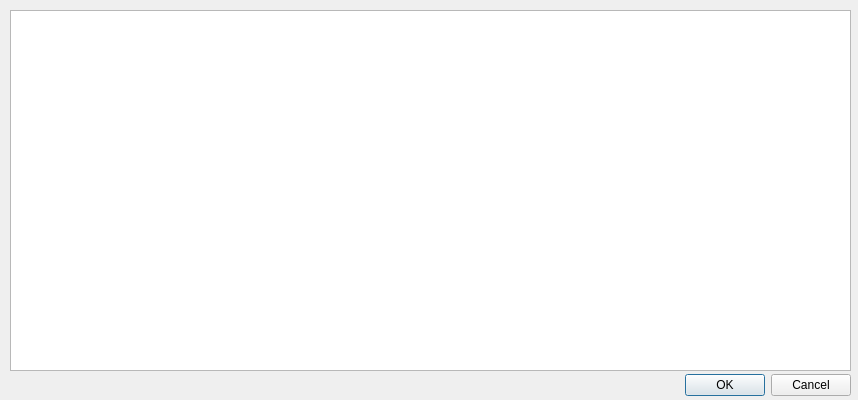
Above: view/table.ui from mrdamos69/SmartCalc_v2.0 before the change. Below: the same form after it.
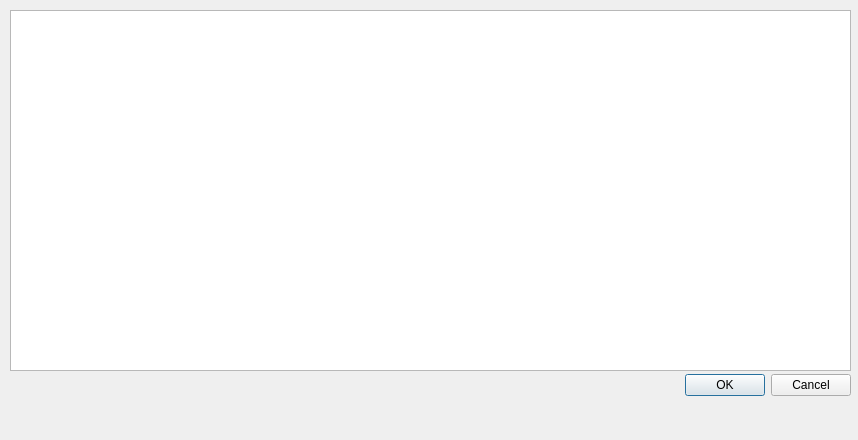
That is the form after the change.

```diff
--- a/view/table.ui
+++ b/view/table.ui
@@ -7,9 +7,27 @@
     <x>0</x>
     <y>0</y>
     <width>858</width>
-    <height>400</height>
+    <height>440</height>
    </rect>
   </property>
+  <property name="minimumSize">
+   <size>
+    <width>858</width>
+    <height>440</height>
+   </size>
+  </property>
+  <property name="maximumSize">
+   <size>
+    <width>858</width>
+    <height>400</height>
+   </size>
+  </property>
+  <property name="sizeIncrement">
+   <size>
+    <width>858</width>
+    <height>400</height>
+   </size>
+  </property>
   <property name="windowTitle">
    <string>Table</string>
   </property>
```
